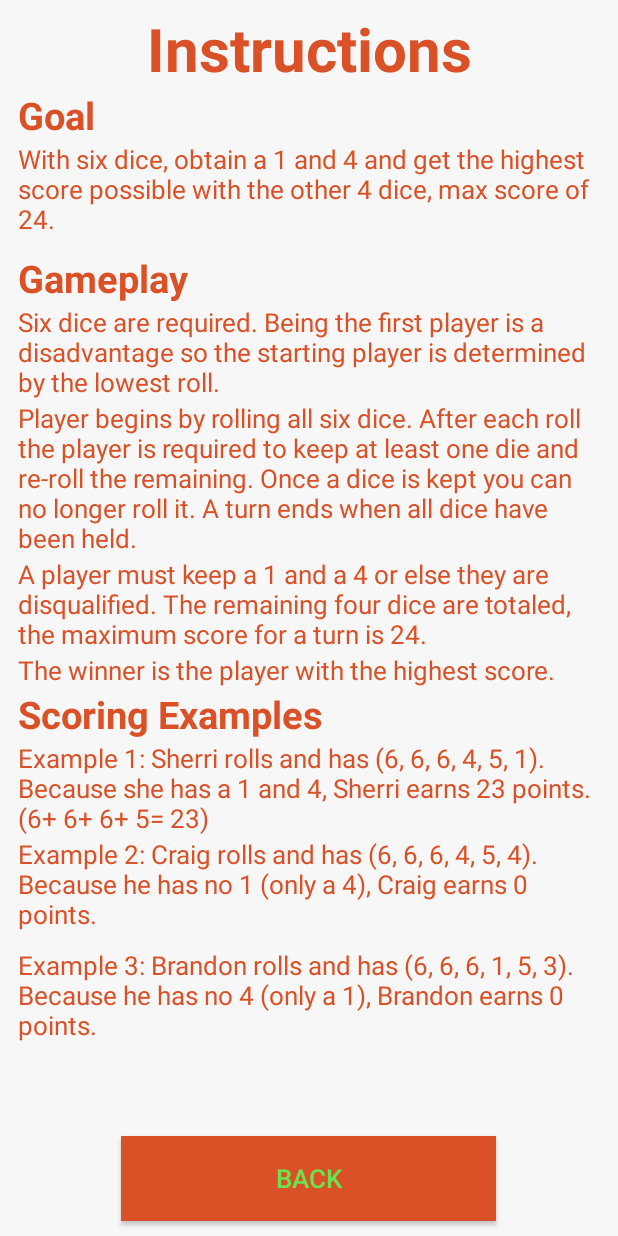
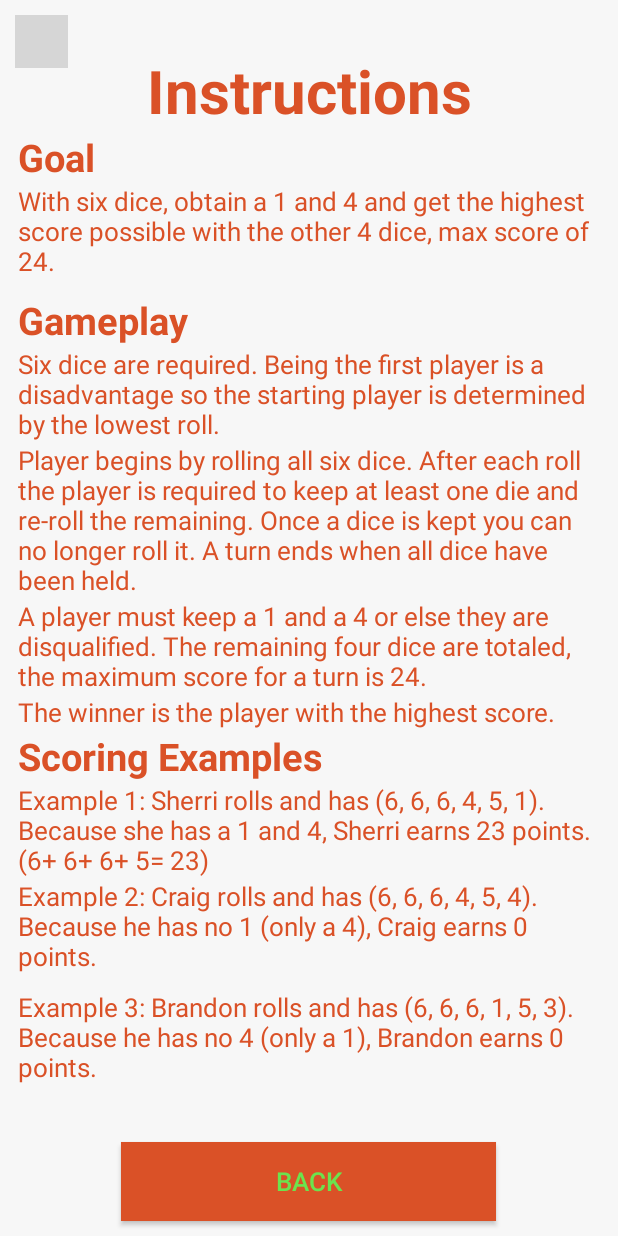
Before and after one commit to benjika/DiceOlympics, an Android app: the MidnightInstructions screen opened directly, with no data from a screen before it, on a phone screen of 412 x 824 dp. Run offline under Robolectric (Android 15) with nearby library versions, the phone set to English and light mode, and no system bars; grey boxes are pictures that could not be loaded.

Commit message:
-need to add mute button  to all screens -to fix GameFunction.rolldice function

```diff
--- a/app/src/main/java/com/example/beni/diceolympics/MidnightEntrance.java
+++ b/app/src/main/java/com/example/beni/diceolympics/MidnightEntrance.java
@@ -19,8 +19,8 @@ public class MidnightEntrance extends AppCompatActivity {
         final Button btnStartGame = (Button) findViewById(R.id.midnight_Entrance_btn_Start);
         final Button btnInstructions = (Button) findViewById(R.id.midnight_Entrance_btn_Instructions);
         final Button btnBack = (Button) findViewById(R.id.midnight_Entrance_btn_Back);
+
         final ImageButton btnMute = (ImageButton) findViewById(R.id.midnight_Entrance_btn_mute);
-
         if(Sounds.getIsMute()) btnMute.setImageResource(R.drawable.mute);
         else btnMute.setImageResource(R.drawable.unmute);
 
--- a/app/src/main/java/com/example/beni/diceolympics/MidnightInstructions.java
+++ b/app/src/main/java/com/example/beni/diceolympics/MidnightInstructions.java
@@ -6,6 +6,7 @@ import android.support.v7.app.AppCompatActivity;
 import android.os.Bundle;
 import android.view.View;
 import android.widget.Button;
+import android.widget.ImageButton;
 
 public class MidnightInstructions extends AppCompatActivity {
 
@@ -15,6 +16,10 @@ public class MidnightInstructions extends AppCompatActivity {
         setContentView(R.layout.activity_midnight_instructions);
 
         final Button btnBack = (Button) findViewById(R.id.Midnight_Instructions_btn_Back);
+
+        final ImageButton btnMute = (ImageButton) findViewById(R.id.Midnight_Instructions_btn_mute);
+        if(Sounds.getIsMute()) btnMute.setImageResource(R.drawable.mute);
+        else btnMute.setImageResource(R.drawable.unmute);
 
         final MediaPlayer buttonClickSound = MediaPlayer.create(MidnightInstructions.this, R.raw.buttonpress);
 
@@ -28,6 +33,13 @@ public class MidnightInstructions extends AppCompatActivity {
             }
         });
 
+        btnMute.setOnClickListener(new View.OnClickListener() {
+            @Override
+            public void onClick(View v) {
+                Sounds.buttonMutePress(btnMute);
+            }
+        });
+
 
     }
 }
--- a/app/src/main/res/layout/activity_midnight_entrance.xml
+++ b/app/src/main/res/layout/activity_midnight_entrance.xml
@@ -8,6 +8,7 @@
     android:orientation="vertical"
     tools:context="com.example.beni.diceolympics.MidnightEntrance">
 
+    <!--mute/unmute button-->
     <ImageButton
         android:id="@+id/midnight_Entrance_btn_mute"
         android:layout_width="35dp"
@@ -25,12 +26,14 @@
         android:gravity="center"
         android:orientation="vertical">
 
+        <!--Midnight's logo-->
         <ImageView
             android:id="@+id/midnight_Entrance_image"
             android:layout_width="300dp"
             android:layout_height="250dp"
             android:src="@drawable/piggamered" />
 
+        <!--Button start midnight game-->
         <Button
             android:id="@+id/midnight_Entrance_btn_Start"
             android:layout_width="250dp"
@@ -41,6 +44,7 @@
             android:textColor="@color/colorPrimaryDark"
             android:textSize="17sp" />
 
+        <!--Button go to midnight instructions-->
         <Button
             android:id="@+id/midnight_Entrance_btn_Instructions"
             android:layout_width="250dp"
@@ -52,6 +56,7 @@
             android:textColor="@color/colorPrimaryDark"
             android:textSize="17sp" />
 
+        <!--Button go back to choose a game-->
         <Button
             android:id="@+id/midnight_Entrance_btn_Back"
             android:layout_width="250dp"
--- a/app/src/main/res/layout/activity_midnight_instructions.xml
+++ b/app/src/main/res/layout/activity_midnight_instructions.xml
@@ -1,19 +1,28 @@
 <?xml version="1.0" encoding="utf-8"?>
-<LinearLayout
-    xmlns:android="http://schemas.android.com/apk/res/android"
-    xmlns:app="http://schemas.android.com/apk/res-auto"
+<LinearLayout xmlns:android="http://schemas.android.com/apk/res/android"
     xmlns:tools="http://schemas.android.com/tools"
     android:layout_width="match_parent"
     android:layout_height="match_parent"
+    android:background="@color/colorPrimary"
     android:orientation="vertical"
-    android:background="@color/colorPrimary"
     tools:context="com.example.beni.diceolympics.MidnightInstructions">
+
+    <ImageButton
+        android:id="@+id/Midnight_Instructions_btn_mute"
+        android:layout_width="35dp"
+        android:layout_height="35dp"
+        android:layout_gravity="start"
+        android:layout_marginBottom="0dp"
+        android:layout_marginStart="10dp"
+        android:layout_marginTop="10dp"
+        android:background="@color/colorPrimary"
+        android:src="@drawable/unmute" />
 
     <TextView
         android:id="@+id/Midnight_Instructions_instructionHeadline"
         android:layout_width="match_parent"
         android:layout_height="wrap_content"
-        android:layout_marginTop="5dp"
+        android:layout_marginTop="-12dp"
         android:gravity="center"
         android:text="@string/Instructions"
         android:textColor="@color/colorAccent"
@@ -30,14 +39,14 @@
         <ScrollView
             android:id="@+id/Midnight_Instructions_instructionText"
             android:layout_width="match_parent"
-            android:layout_height="wrap_content"
-            android:layout_below="@id/Midnight_Instructions_instructionHeadline">
+            android:layout_height="wrap_content">
 
             <LinearLayout
                 android:layout_width="match_parent"
                 android:layout_height="wrap_content"
                 android:orientation="vertical"
-                android:paddingHorizontal="12dp">
+                android:paddingEnd="12dp"
+                android:paddingStart="12dp">
 
 
                 <TextView
@@ -101,7 +110,6 @@
                     android:textSize="17sp" />
 
 
-
                 <TextView
                     android:id="@+id/Pigdice_Instructions_ScoringExamplesH"
                     android:layout_width="match_parent"
```
Also changed, not shown: app/src/main/java/com/example/beni/diceolympics/PigdiceEntrance.java (+10 -0 lines), app/src/main/java/com/example/beni/diceolympics/PigdiceGame.java (+12 -0 lines), app/src/main/java/com/example/beni/diceolympics/PigdiceInstructions.java (+14 -0 lines), app/src/main/java/com/example/beni/diceolympics/Sounds.java (+6 -9 lines), app/src/main/java/com/example/beni/diceolympics/WinnerScreen.java (+11 -0 lines), app/src/main/res/layout-land/activity_midnight_game.xml (+12 -0 lines), app/src/main/res/layout-land/activity_pigdice_game.xml (+11 -0 lines), app/src/main/res/layout-land/activity_winner_screen.xml (+12 -1 lines), app/src/main/res/layout/activity_pigdice_entrance.xml (+20 -5 lines), app/src/main/res/layout/activity_pigdice_instructions.xml (+17 -6 lines).
